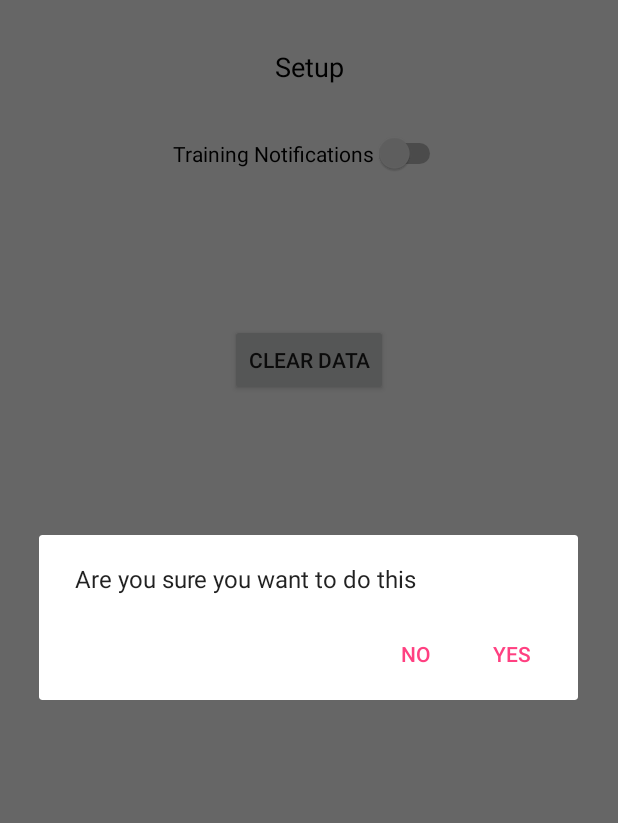
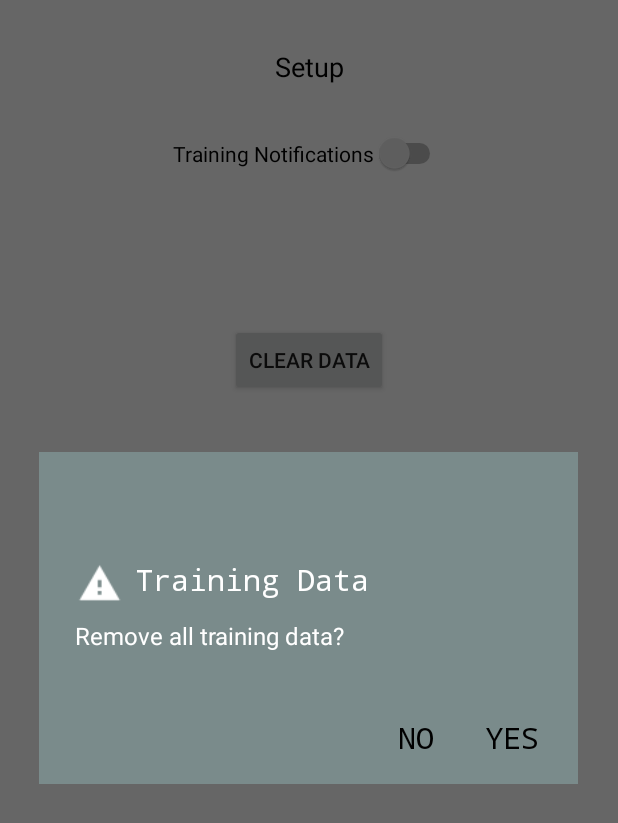
Before and after one commit to EdwardDunn/java-bot, an Android app: the SetupActivity screen opened directly, with no data from a screen before it, after a tap on "CLEAR DATA", on a phone screen of 412 x 824 dp. Shown: the top 823 px of the screen. Run offline under Robolectric (Android 15) with nearby library versions, the phone set to English and light mode, and no system bars; 1 other tap on this screen came first.

Commit message:
Added dialog box theme

```diff
--- a/app/src/main/java/abertay/ac/uk/java_bot_app/SetupActivity.java
+++ b/app/src/main/java/abertay/ac/uk/java_bot_app/SetupActivity.java
@@ -4,16 +4,18 @@ import android.content.DialogInterface;
 import android.os.Bundle;
 import android.support.v7.app.AlertDialog;
 import android.support.v7.app.AppCompatActivity;
+import android.view.ContextThemeWrapper;
 import android.view.View;
 import android.widget.Button;
 import android.widget.Switch;
-import android.widget.Toast;
 
 public class SetupActivity extends AppCompatActivity implements View.OnClickListener {
 
     private Switch notificationsSwitch;
     //Used to delete data from questions SQLite database
     private Button clearDataBtn;
+
+    private QuestionsSQLiteDatabaseHelper questionsDatabase;
 
     @Override
     protected void onCreate(Bundle savedInstanceState) {
@@ -24,6 +26,8 @@ public class SetupActivity extends AppCompatActivity implements View.OnClickList
 
         notificationsSwitch.setOnClickListener(this);
         clearDataBtn.setOnClickListener(this);
+
+        questionsDatabase = new QuestionsSQLiteDatabaseHelper(this);
 
     }
 
@@ -44,27 +48,28 @@ public class SetupActivity extends AppCompatActivity implements View.OnClickList
             setNotificationsSwitch();
         }
         else if(view.getId() == R.id.setup_btn_clear_data){
-            removeTrainingSessionData();
+
             openDialog(view);
         }
     }
 
     public void openDialog(View view){
-        AlertDialog.Builder alertDialogBuilder = new AlertDialog.Builder(this);
-        alertDialogBuilder.setMessage("Are you sure you want to do this");
+        AlertDialog.Builder alertDialogBuilder = new AlertDialog.Builder(new ContextThemeWrapper(this, R.style.AlertDialogCustom));
+        alertDialogBuilder.setMessage(R.string.remove_training_data_message)
+                            .setTitle(R.string.training_data_title);
+        alertDialogBuilder.setIcon(R.drawable.icon_warning);
 
-        alertDialogBuilder.setPositiveButton("yes",
+        alertDialogBuilder.setPositiveButton(R.string.alert_dialog_positive,
                 new DialogInterface.OnClickListener() {
                     @Override
                     public void onClick(DialogInterface dialogInterface, int i) {
-                        Toast.makeText(SetupActivity.this, "you clicked yes", Toast.LENGTH_SHORT).show();
+                        removeTrainingSessionData();
                     }
                 });
 
-        alertDialogBuilder.setNegativeButton("no", new DialogInterface.OnClickListener() {
+        alertDialogBuilder.setNegativeButton(R.string.alert_dialog_negative, new DialogInterface.OnClickListener() {
             @Override
             public void onClick(DialogInterface dialogInterface, int i) {
-                Toast.makeText(SetupActivity.this, "you clicked no", Toast.LENGTH_SHORT).show();
             }
         });
 
@@ -78,9 +83,15 @@ public class SetupActivity extends AppCompatActivity implements View.OnClickList
     }
 
     private void removeTrainingSessionData(){
-        QuestionsSQLiteDatabaseHelper questionsDatabase = new QuestionsSQLiteDatabaseHelper(this);
-        // Delete data from SQLite database
-        questionsDatabase.emptyDatabase();
-        Toast.makeText(this, "Training session data removed", Toast.LENGTH_SHORT).show();
+        Runnable emptyDbRunnable = new Runnable() {
+            @Override
+            public void run() {
+                // Delete data from SQLite database
+                questionsDatabase.emptyDatabase();
+            }
+        };
+        Thread emptyDbThread = new Thread(emptyDbRunnable);
+        emptyDbThread.start();
+
     }
 }
--- /dev/null
+++ b/app/src/main/res/values/AlertDialogTheme.xml
@@ -0,0 +1,9 @@
+<?xml version="1.0" encoding="utf-8"?>
+<resources>
+    <style name="AlertDialogCustom" parent="@android:style/Theme.Dialog">
+        <item name="android:textColor">#FFFFFF</item>
+        <item name="android:typeface">monospace</item>
+        <item name="android:textSize">20sp</item>
+        <item name="android:background">#7A8B8B</item>
+    </style>
+</resources>
--- a/app/src/main/res/values/strings.xml
+++ b/app/src/main/res/values/strings.xml
@@ -36,4 +36,8 @@
     <string name="setup_header">Setup</string>
     <string name="notifications_placeholder">Training Notifications</string>
     <string name="clear_data_btn">Clear Data</string>
+    <string name="remove_training_data_message">Remove all training data?</string>
+    <string name="training_data_title">Training Data</string>
+    <string name="alert_dialog_positive">yes</string>
+    <string name="alert_dialog_negative">no</string>
 </resources>
```
Also changed, not shown: app/src/main/icon_warning-web.png (added), app/src/main/res/drawable-hdpi/icon_warning.png (added), app/src/main/res/drawable-mdpi/icon_warning.png (added), app/src/main/res/drawable-xhdpi/icon_warning.png (added), app/src/main/res/drawable-xxhdpi/icon_warning.png (added).
